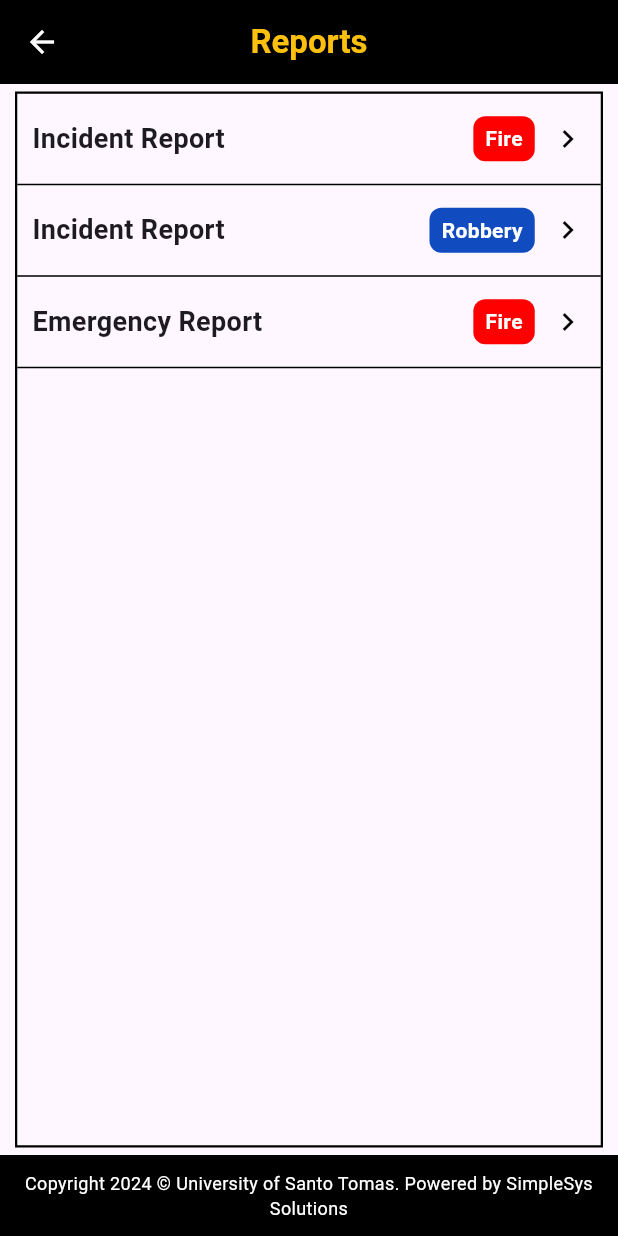
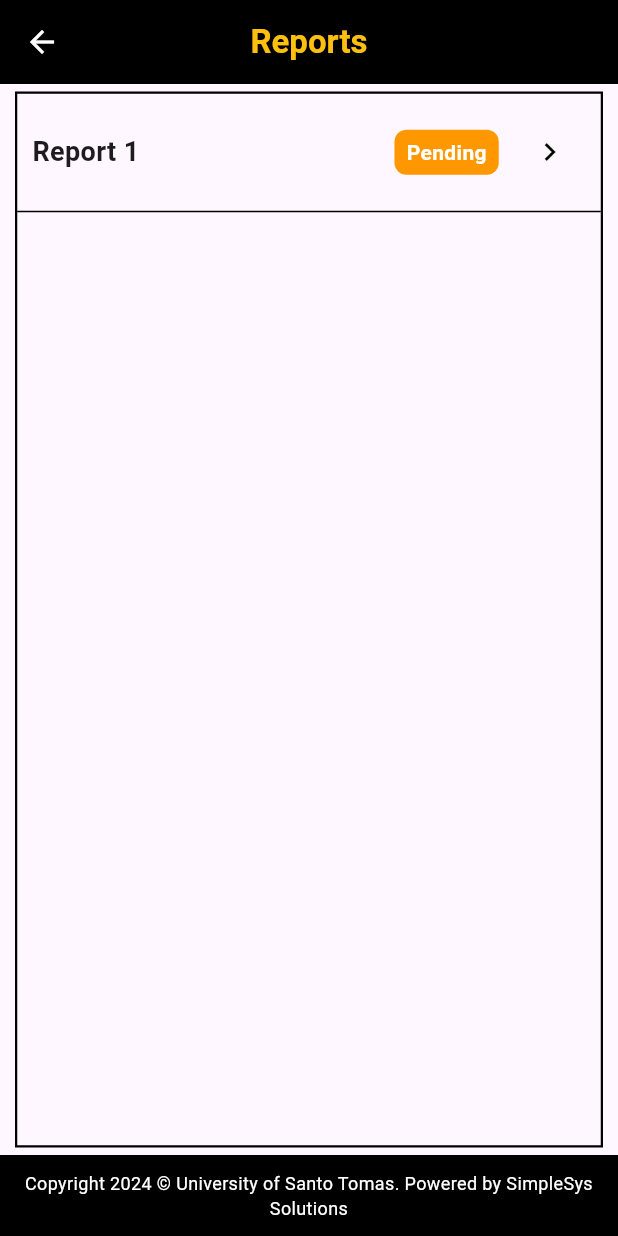
Before and after one commit to jjelleazarr/se2_tigersafe, a Flutter app: the screen it shows after launch, in the side drawer, after a tap on "Your Reports", on a phone screen of 412 x 824 dp. Run offline on Flutter 3.47's test engine with Material 3 defaults, Android fonts, the phone set to English and light mode, and no system bars; our stand-ins replace cloud_firestore, file_picker, firebase_auth, firebase_core, firebase_storage, geolocator and 4 more; accounts and stored records are empty.

Commit message:
Needed Implementation of functions in report list dart file + comments on file (please read)

```diff
--- a/lib/screens/mobile/reports_list.dart
+++ b/lib/screens/mobile/reports_list.dart
@@ -1,7 +1,6 @@
 import 'package:flutter/material.dart';
-import 'package:se2_tigersafe/widgets/dashboard_appbar.dart';
 import 'package:se2_tigersafe/screens/mobile/dashboard.dart';
-import 'package:se2_tigersafe/widgets/footer.dart'; // Import Footer Widget
+import 'package:se2_tigersafe/widgets/footer.dart';
 
 class ReportsListScreen extends StatefulWidget {
   const ReportsListScreen({super.key});
@@ -41,9 +40,10 @@ class _ReportsListScreenState extends State<ReportsListScreen> {
               ),
               child: ListView(
                 children: [
-                  _reportItem("Incident Report", "Fire", const Color(0xFFFF0000)),
-                  _reportItem("Incident Report", "Robbery", const Color(0xFF104BC0)),
-                  _reportItem("Emergency Report", "Fire", const Color(0xFFFF0000)),
+                  // Add the Report Logs here, I don't know how you guys will implement the extraction of data and placing them as arguments but maybe use a while loop??
+                  // while(data != null) {
+                  //   _reportLog(data.title, data.status, data.statusColor); } something like this??? Unless you guys got a better idea
+                  _reportLog('Report 1', 'Pending', Colors.orange), // for Testing purposes, please remove this later
                 ],
               ),
             ),
@@ -55,8 +55,8 @@ class _ReportsListScreenState extends State<ReportsListScreen> {
   }
 
   // Report List Item
-  Widget _reportItem(String title, String status, Color statusColor) {
-    return Container(
+  Widget _reportLog(String title, String status, Color statusColor) { // change whatever needed, maybe add the statusColor part in a model since like the color is dependent on the status enums
+    return Container( // so maybe remove the statusColor parameter and just pass the status?? // also needs a new model file I guess for the status?? not sure
       padding: const EdgeInsets.symmetric(horizontal: 10, vertical: 15),
       decoration: const BoxDecoration(
         border: Border(
@@ -75,7 +75,7 @@ class _ReportsListScreenState extends State<ReportsListScreen> {
               Container(
                 padding: const EdgeInsets.symmetric(horizontal: 8, vertical: 5),
                 decoration: BoxDecoration(
-                  color: statusColor,
+                  color: statusColor, // should depend on the status
                   borderRadius: BorderRadius.circular(8),
                 ),
                 child: Text(
@@ -87,7 +87,14 @@ class _ReportsListScreenState extends State<ReportsListScreen> {
                 ),
               ),
               const SizedBox(width: 10),
-              const Icon(Icons.chevron_right, color: Colors.black, size: 24),
+              IconButton(
+                icon: const Icon(Icons.chevron_right),
+                color: Colors.black,
+                iconSize: 24,
+                onPressed: () {
+                  //Navigator
+                },
+                ),
             ],
           ),
         ],
```
